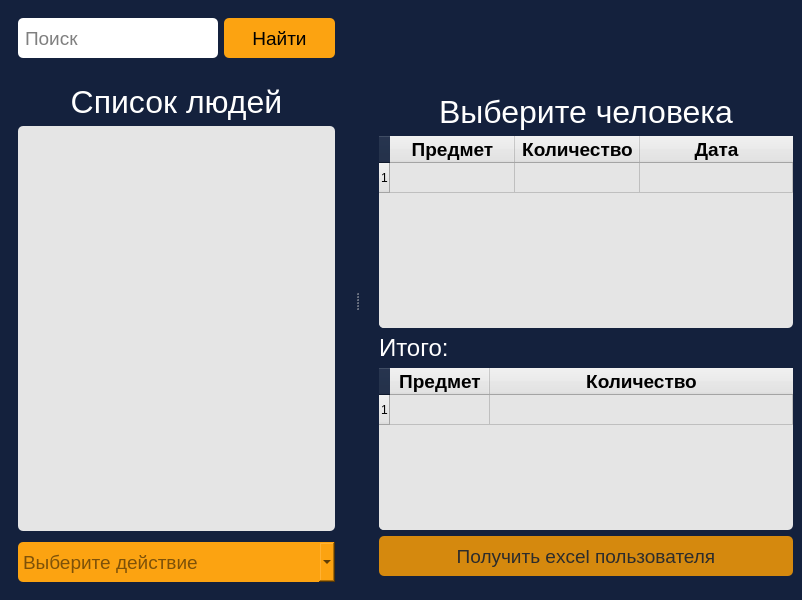
DEV-m1k0/pyside6-app, file ui/untitled.ui: the form before one commit.
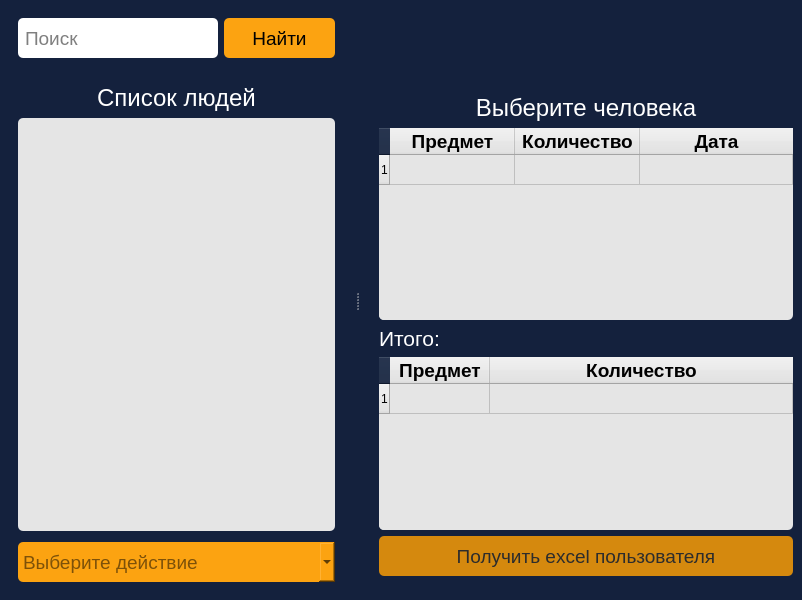
The form after the commit.

What changed in the file:
```diff
--- a/ui/untitled.ui
+++ b/ui/untitled.ui
@@ -49,7 +49,7 @@
               <property name="font">
                <font>
                 <family>Arial</family>
-                <pointsize>24</pointsize>
+                <pointsize>18</pointsize>
                </font>
               </property>
               <property name="styleSheet">
@@ -287,7 +287,7 @@
               <property name="font">
                <font>
                 <family>Arial</family>
-                <pointsize>24</pointsize>
+                <pointsize>18</pointsize>
                </font>
               </property>
               <property name="styleSheet">
@@ -383,7 +383,7 @@
               <property name="font">
                <font>
                 <family>Arial</family>
-                <pointsize>18</pointsize>
+                <pointsize>16</pointsize>
                </font>
               </property>
               <property name="styleSheet">
```
Left out of the diff: 2 changed lines with no effect on the pictures.
